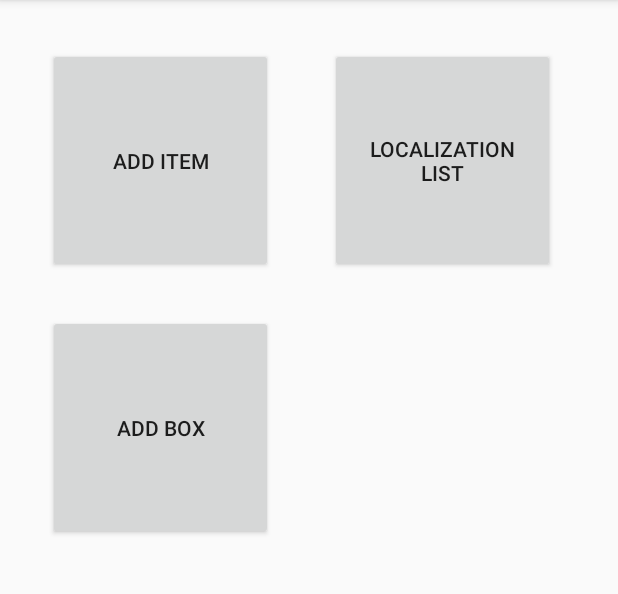
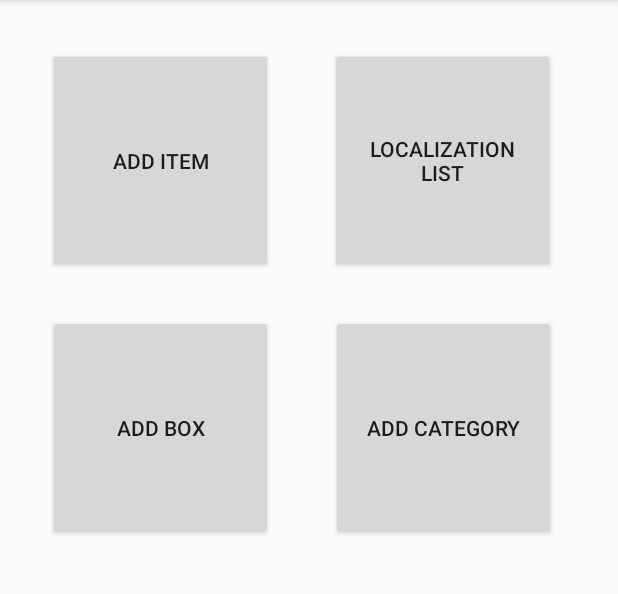
Before and after one commit to drolewski/StorageRoom, an Android app: the MenuStart screen opened directly, with no data from a screen before it, on a phone screen of 412 x 824 dp, the part 84-678 px from its top. Run offline under Robolectric (Android 15) with nearby library versions, the phone set to English and light mode, and no system bars.

Commit message:
Add category button in menu start

```diff
--- a/app/src/main/java/io/drolewski/storageroom/activities/MenuStart.kt
+++ b/app/src/main/java/io/drolewski/storageroom/activities/MenuStart.kt
@@ -34,5 +34,13 @@ class MenuStart : AppCompatActivity() {
             )
             startActivity(activityToIntent)
         }
+
+        addCategory.setOnClickListener {
+            val activityToIntent = Intent(
+                applicationContext,
+                AddCategory::class.java
+            )
+            startActivity(activityToIntent)
+        }
     }
 }
--- a/app/src/main/res/layout/activity_menu_start.xml
+++ b/app/src/main/res/layout/activity_menu_start.xml
@@ -41,4 +41,17 @@
         app:layout_constraintStart_toStartOf="parent"
         app:layout_constraintTop_toBottomOf="@+id/addItem" />
 
+    <Button
+        android:id="@+id/addCategory"
+        android:layout_width="150dp"
+        android:layout_height="150dp"
+        android:layout_marginTop="28dp"
+        android:layout_marginEnd="32dp"
+        android:layout_marginRight="32dp"
+        android:text="Add Category"
+        app:layout_constraintEnd_toEndOf="parent"
+        app:layout_constraintHorizontal_bias="0.808"
+        app:layout_constraintStart_toEndOf="@+id/addBox"
+        app:layout_constraintTop_toBottomOf="@+id/locList" />
+
 </androidx.constraintlayout.widget.ConstraintLayout>
```
